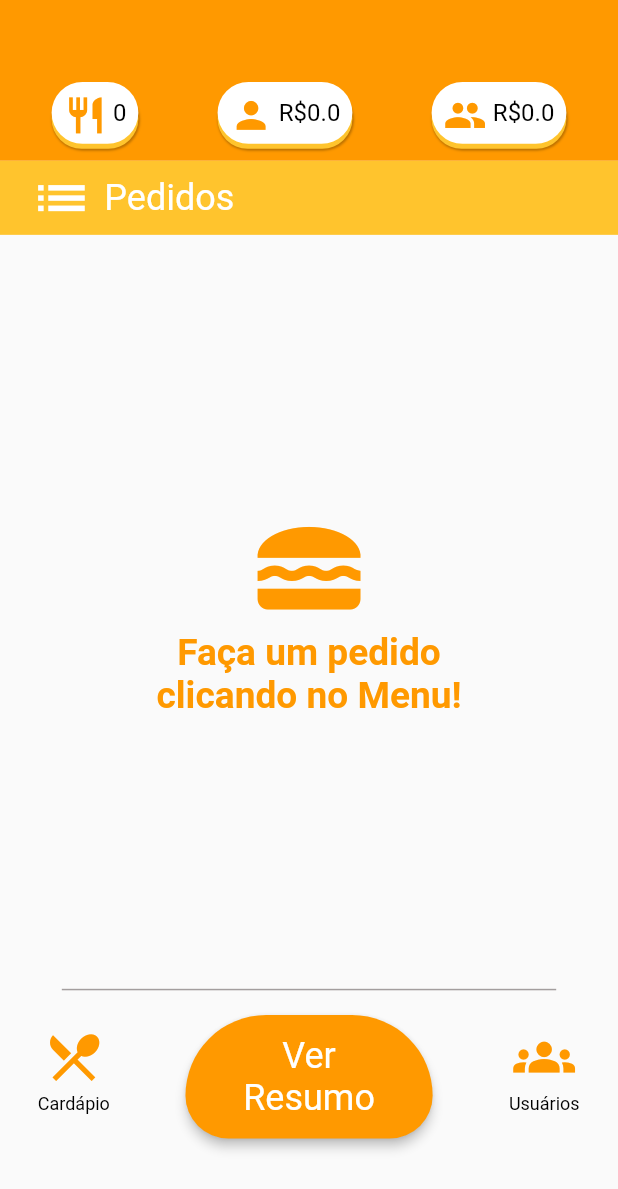
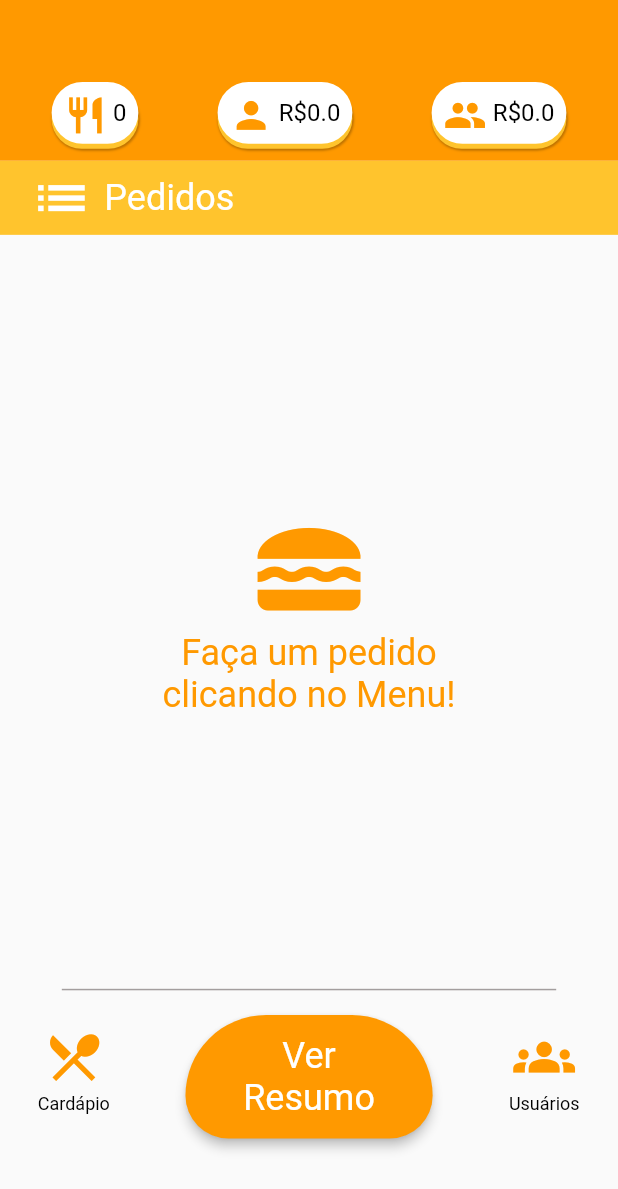
Before and after one commit to gabgmont/party_pay, a Flutter app: the SessionPage screen opened directly with empty values, on a phone screen of 412 x 824 dp. Shown: the top 1189 px of the screen. Run offline on Flutter 3.47's test engine with Material 2 defaults, Android fonts, the phone set to English and light mode, and no system bars; our stand-ins replace firebase_core, flutter_svg, google_fonts, google_sign_in, package_info_plus, shared_preferences; accounts and stored records are empty; network calls fail.

Commit message:
style(): change app fonts

```diff
--- a/lib/screens/profile/widget/profiles_text_field.dart
+++ b/lib/screens/profile/widget/profiles_text_field.dart
@@ -74,8 +74,7 @@ class IconTextFieldWidget extends StatelessWidget {
                         decoration: InputDecoration(
                             floatingLabelBehavior: FloatingLabelBehavior.always,
                             labelText: label,
-                            labelStyle: const TextStyle(
-                                color: AppColors.gray, fontSize: 16),
+                            labelStyle: AppStyles.formField(isHint: true),
                             border: InputBorder.none),
                       ),
                     ),
--- a/lib/screens/session/pages/add_user_bottom_sheet.dart
+++ b/lib/screens/session/pages/add_user_bottom_sheet.dart
@@ -3,6 +3,8 @@ import 'package:partypay/screens/create_session/controller/create_session_contro
 import 'package:partypay/screens/create_session/widget/user_round_card_widget.dart';
 import 'package:partypay/screens/session/controller/session_controller.dart';
 import 'package:partypay/screens/session/widgets/enter_button_widget.dart';
+import 'package:partypay/shared/utils/AppColors.dart';
+import 'package:partypay/shared/utils/AppStyles.dart';
 
 import '../../create_session/widget/username_add_form_field_widget.dart';
 
@@ -49,7 +51,7 @@ class _AddUserBottomSheetState extends State<AddUserBottomSheet>
                 children: [
                   Text(
                     addUserSession,
-                    style: TextStyle(fontSize: size.height * .03),
+                    style: AppStyles.mainLabel(color: AppColors.black),
                   ),
                   UsernameAddFormFieldWidget(
                     textController: usernameTextController,
--- a/lib/screens/session/widgets/alert_widget.dart
+++ b/lib/screens/session/widgets/alert_widget.dart
@@ -1,4 +1,5 @@
 import 'package:flutter/material.dart';
+import 'package:partypay/shared/utils/AppStyles.dart';
 
 import '../../../shared/utils/AppColors.dart';
 
@@ -28,11 +29,7 @@ class AlertWidget extends StatelessWidget {
             Text(
               message,
               textAlign: TextAlign.center,
-              style: TextStyle(
-                fontSize: size.height * .03,
-                color: AppColors.primary,
-                fontWeight: FontWeight.bold,
-              ),
+              style: AppStyles.mainLabel(color: AppColors.primary),
             ),
           ],
         ),
```
Also changed, not shown: lib/screens/session/pages/add_order_button_bottom_sheet.dart (+5 -10 lines).
